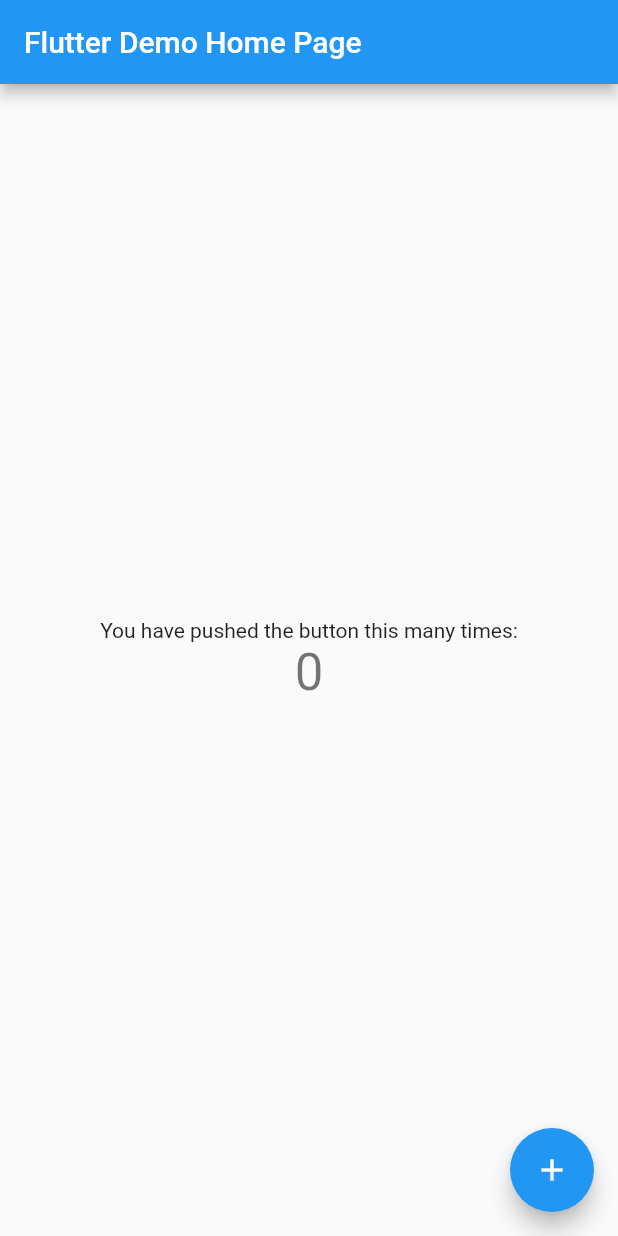
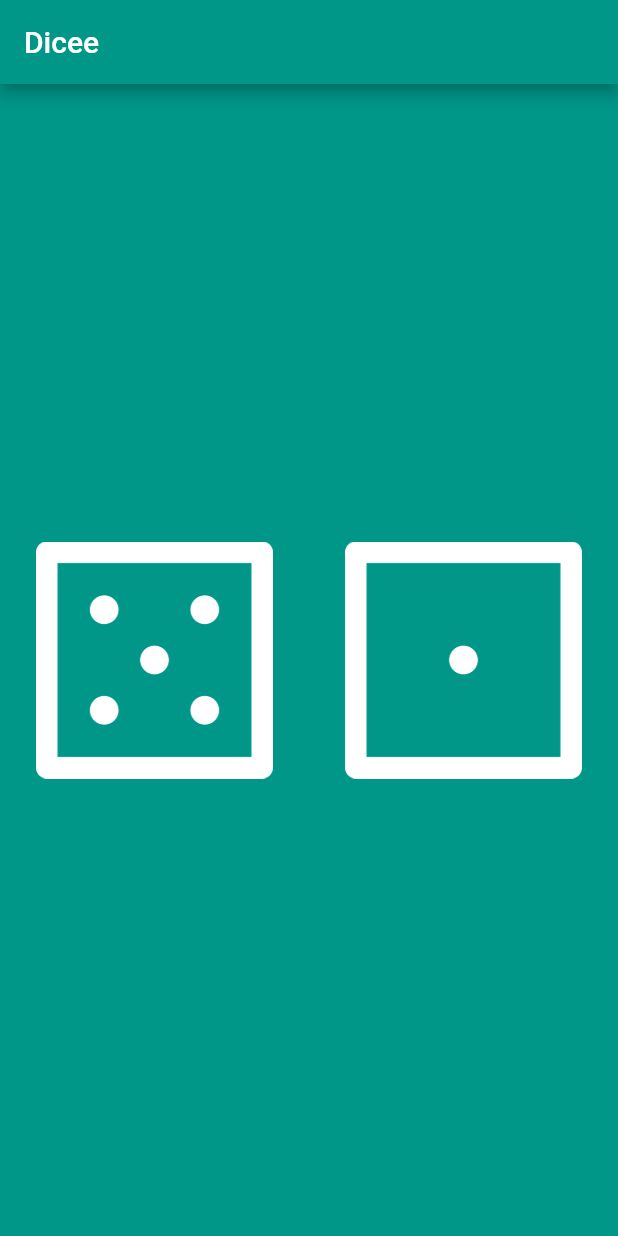
Before and after one commit to Sarveshsharma-18/dicegame, a Flutter app: the screen it shows after launch, on a phone screen of 412 x 824 dp. Run offline on Flutter 3.47's test engine with Material 2 defaults, Android fonts, the phone set to English and light mode, and no system bars.

```diff
--- a/lib/main.dart
+++ b/lib/main.dart
@@ -1,115 +1,72 @@
 import 'package:flutter/material.dart';
+import 'dart:math';
 
 void main() {
-  runApp(const MyApp());
+  return runApp(MaterialApp(
+    home: Scaffold(
+      backgroundColor: Colors.teal,
+      appBar: AppBar(
+        title: Text("Dicee"),
+        backgroundColor: Colors.teal,
+      ),
+      body: DiceApp(),
+    ),
+  ));
 }
 
-class MyApp extends StatelessWidget {
-  const MyApp({Key? key}) : super(key: key);
+class DiceApp extends StatefulWidget {
+  const DiceApp({Key? key}) : super(key: key);
 
-  // This widget is the root of your application.
+  @override
+  State<DiceApp> createState() => _DiceAppState();
+}
+
+class _DiceAppState extends State<DiceApp> {
+  void diceChangeFace() {
+    setState(() {
+      leftDiceNumber = Random().nextInt(6) + 1;
+      rightDice = Random().nextInt(6) + 1;
+    });
+  }
+
+  int leftDiceNumber = 5;
+  int rightDice = 1;
   @override
   Widget build(BuildContext context) {
-    return MaterialApp(
-      title: 'Flutter Demo',
-      theme: ThemeData(
-        // This is the theme of your application.
-        //
-        // Try running your application with "flutter run". You'll see the
-        // application has a blue toolbar. Then, without quitting the app, try
-        // changing the primarySwatch below to Colors.green and then invoke
-        // "hot reload" (press "r" in the console where you ran "flutter run",
-        // or simply save your changes to "hot reload" in a Flutter IDE).
-        // Notice that the counter didn't reset back to zero; the application
-        // is not restarted.
-        primarySwatch: Colors.blue,
+    return Center(
+      child: Row(
+        children: [
+          Expanded(
+            child: Padding(
+              padding: EdgeInsets.all(16.0),
+              child: TextButton(
+                child: Image(
+                  image: AssetImage('images/dice$leftDiceNumber.png'),
+                ),
+                onPressed: () {
+                  diceChangeFace();
+                },
+              ),
+            ),
+          ),
+          Expanded(
+            child: Padding(
+              padding: EdgeInsets.all(16.0),
+              child: TextButton(
+                onPressed: () {
+                  setState(() {
+                    rightDice = Random().nextInt(6) + 1;
+                    leftDiceNumber = Random().nextInt(6) + 1;
+                  });
+                },
+                child: Image(
+                  image: AssetImage('images/dice$rightDice.png'),
+                ),
+              ),
+            ),
+          )
+        ],
       ),
-      home: const MyHomePage(title: 'Flutter Demo Home Page'),
     );
   }
 }
-
-class MyHomePage extends StatefulWidget {
-  const MyHomePage({Key? key, required this.title}) : super(key: key);
-
-  // This widget is the home page of your application. It is stateful, meaning
-  // that it has a State object (defined below) that contains fields that affect
-  // how it looks.
-
-  // This class is the configuration for the state. It holds the values (in this
-  // case the title) provided by the parent (in this case the App widget) and
-  // used by the build method of the State. Fields in a Widget subclass are
-  // always marked "final".
-
-  final String title;
-
-  @override
-  State<MyHomePage> createState() => _MyHomePageState();
-}
-
-class _MyHomePageState extends State<MyHomePage> {
-  int _counter = 0;
-
-  void _incrementCounter() {
-    setState(() {
-      // This call to setState tells the Flutter framework that something has
-      // changed in this State, which causes it to rerun the build method below
-      // so that the display can reflect the updated values. If we changed
-      // _counter without calling setState(), then the build method would not be
-      // called again, and so nothing would appear to happen.
-      _counter++;
-    });
-  }
-
-  @override
-  Widget build(BuildContext context) {
-    // This method is rerun every time setState is called, for instance as done
-    // by the _incrementCounter method above.
-    //
-    // The Flutter framework has been optimized to make rerunning build methods
-    // fast, so that you can just rebuild anything that needs updating rather
-    // than having to individually change instances of widgets.
-    return Scaffold(
-      appBar: AppBar(
-        // Here we take the value from the MyHomePage object that was created by
-        // the App.build method, and use it to set our appbar title.
-        title: Text(widget.title),
-      ),
-      body: Center(
-        // Center is a layout widget. It takes a single child and positions it
-        // in the middle of the parent.
-        child: Column(
-          // Column is also a layout widget. It takes a list of children and
-          // arranges them vertically. By default, it sizes itself to fit its
-          // children horizontally, and tries to be as tall as its parent.
-          //
-          // Invoke "debug painting" (press "p" in the console, choose the
-          // "Toggle Debug Paint" action from the Flutter Inspector in Android
-          // Studio, or the "Toggle Debug Paint" command in Visual Studio Code)
-          // to see the wireframe for each widget.
-          //
-          // Column has various properties to control how it sizes itself and
-          // how it positions its children. Here we use mainAxisAlignment to
-          // center the children vertically; the main axis here is the vertical
-          // axis because Columns are vertical (the cross axis would be
-          // horizontal).
-          mainAxisAlignment: MainAxisAlignment.center,
-          children: <Widget>[
-            const Text(
-              'You have pushed the button this many times:',
-            ),
-            Text(
-              '$_counter',
-              style: Theme.of(context).textTheme.headline4,
-            ),
-          ],
-        ),
-      ),
-      floatingActionButton: FloatingActionButton(
-        onPressed: _incrementCounter,
-        tooltip: 'Increment',
-        child: const Icon(Icons.add),
-      ), // This trailing comma makes auto-formatting nicer for build methods.
-    );
-  }
-}
--- a/pubspec.yaml
+++ b/pubspec.yaml
@@ -58,8 +58,8 @@ flutter:
   uses-material-design: true
 
   # To add assets to your application, add an assets section, like this:
-  # assets:
-  #   - images/a_dot_burr.jpeg
+  assets:
+    - images/
   #   - images/a_dot_ham.jpeg
 
   # An image asset can refer to one or more resolution-specific "variants", see
```
Also changed, not shown: lib/page1.dart (added, +18 -0 lines), lib/page2.dart (added, +14 -0 lines), lib/routes.dart (added, +7 -0 lines), images/dice1.png (added), images/dice2.png (added), images/dice3.png (added), images/dice4.png (added), images/dice5.png (added), images/dice6.png (added), 1 other file.
